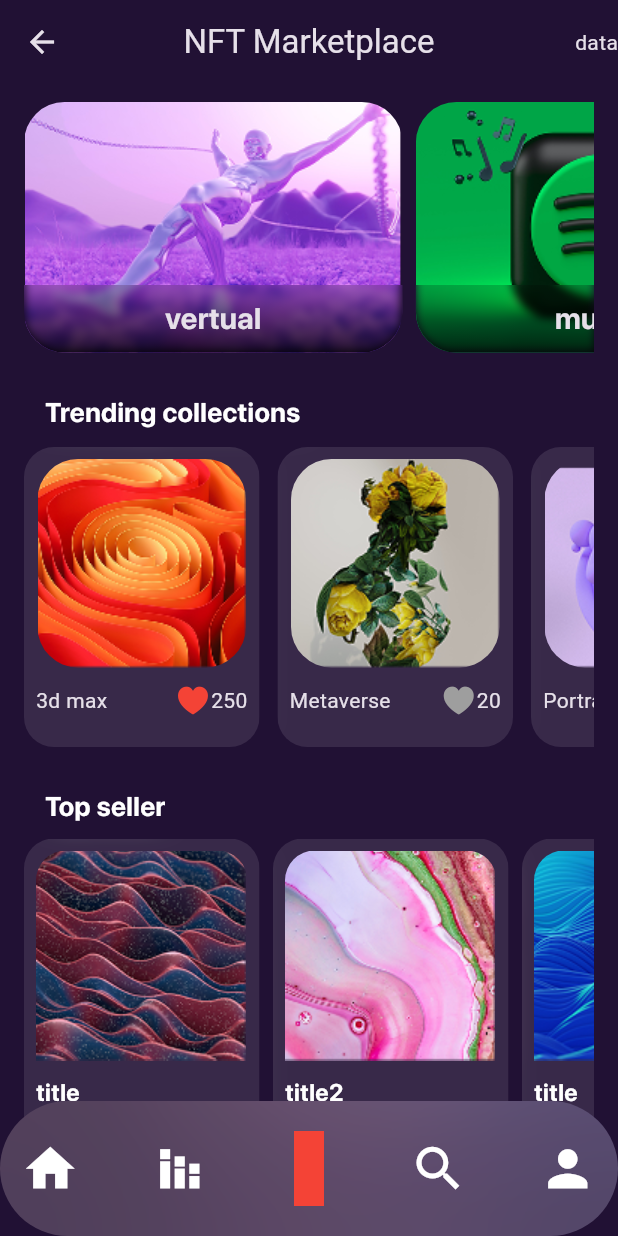
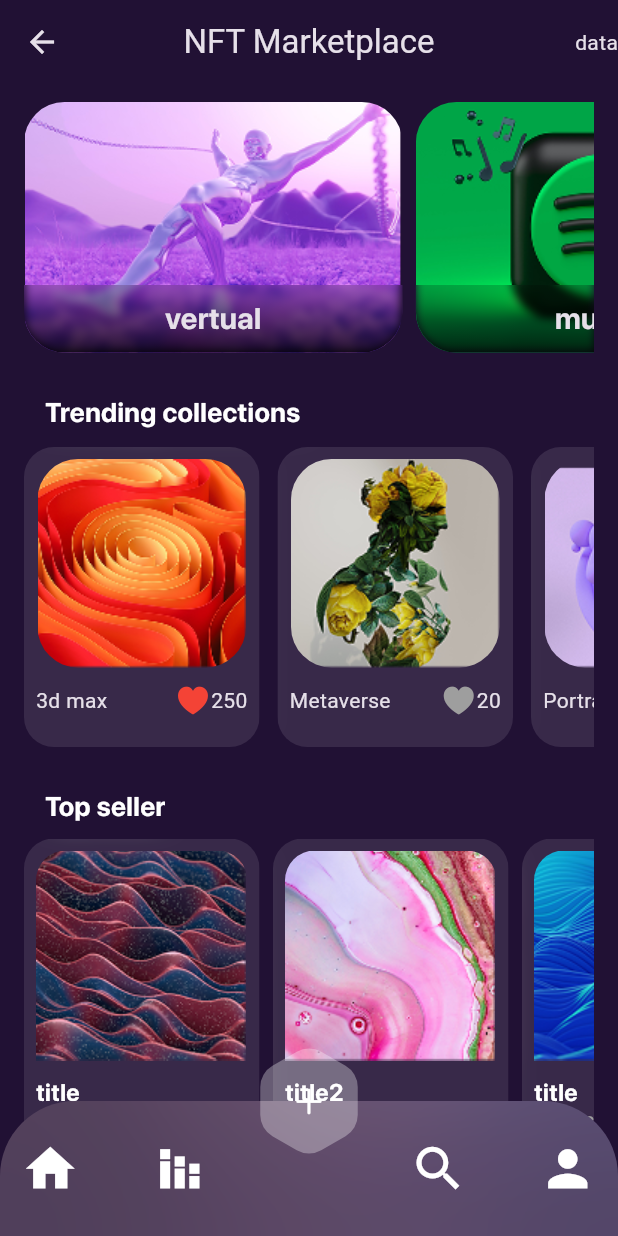
Before and after one commit to Snowden-AQ/mini_nft_maketlace2, a Flutter app: the HomePage screen opened by its route, on a phone screen of 412 x 824 dp. Run offline on Flutter 3.47's test engine with Material 3 defaults, Android fonts, the light colour scheme and no system bars.

Commit message:
design home page part 19 used shapborder.polygin

```diff
--- a/lib/core/resourses/size_manger.dart
+++ b/lib/core/resourses/size_manger.dart
@@ -16,6 +16,7 @@ class WeightValue{
   static const double W310=310;
   static const double w252_26=252.26;
   static const double w157=157;
+  static const double w70=70;
 }
 
 
--- a/lib/features/home/screens/home_page.dart
+++ b/lib/features/home/screens/home_page.dart
@@ -9,6 +9,7 @@
 
 import 'dart:ui';
 
+import 'package:flutter/cupertino.dart';
 import 'package:flutter/material.dart';
 
 import 'package:mini_nft_maketlace2/core/resourses/color_manger.dart';
@@ -35,14 +36,21 @@ class _HomePageState extends State<HomePage> {
 
   @override
   Widget build(BuildContext context) {
+    double widthScreen= MediaQuery.of(context).size.width;
     return Scaffold(
       extendBody: true,
-      bottomNavigationBar: Stack(
+      bottomNavigationBar: Container(
+        height: 125,
+        child: Stack(
           alignment: AlignmentGeometry.center,
           children: [
 
-          ClipRRect(
-            borderRadius: BorderRadius.circular(50),
+            Positioned(
+              bottom: 0,
+              child: Container(
+                width: widthScreen,
+                child: ClipRRect(
+                  borderRadius: BorderRadius.only(topLeft: Radius.circular(50),topRight: Radius.circular(50)),
 
                   child: BackdropFilter(
                     filter: ImageFilter.blur(
@@ -66,8 +74,19 @@ class _HomePageState extends State<HomePage> {
                     ),
                   ),
                 ),
-          Container(color: Colors.red,height: 50,width: 20,),
+              ),
+            ),
+            Positioned(
+              top: 0,
+              child: Container(
+                child: Icon(CupertinoIcons.add,color: ColorManger.kColorWite,),
+                decoration: ShapeDecoration(shape: StarBorder.polygon(
+                  sides: 6,pointRounding: .5
+                ),color: Colors.white.withAlpha(80),),
+                height:HeightValue.h70,width: WeightValue.w70,),
+            ),
           ],
+        ),
       ),
       appBar: AppBar(
         actions: [Text("data")],
```
Lines whose indentation alone changed are shown as unchanged.
